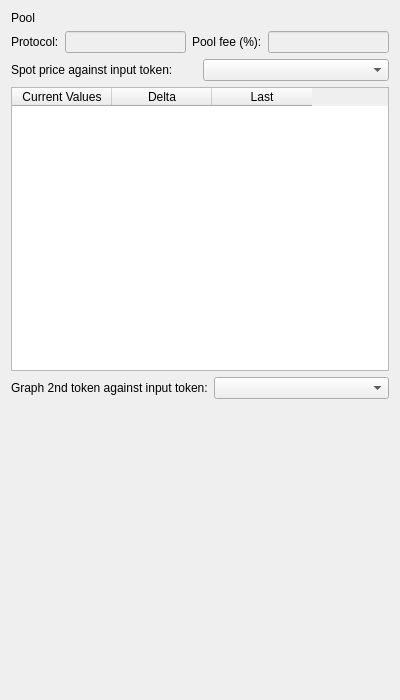
Above: PoolListWidgetItem.ui from LiquidityProtocol/AMM-Simulator before the change. Below: the same form after it.
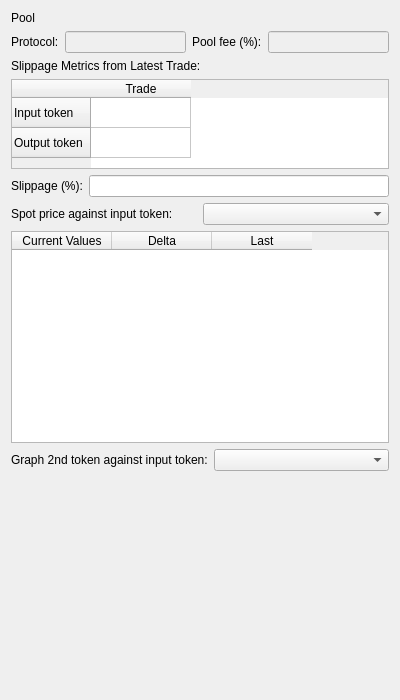
That is the form after the change. Custom widgets are drawn as their Qt base class.

Commit message:
displaying slippage
added slippage display

```diff
--- a/PoolListWidgetItem.ui
+++ b/PoolListWidgetItem.ui
@@ -69,6 +69,68 @@
      </item>
     </layout>
    </item>
+   <item>
+    <layout class="QVBoxLayout" name="verticalLayout_slippage">
+     <property name="bottomMargin">
+      <number>0</number>
+     </property>
+     <item>
+      <widget class="QLabel" name="label_slippage_title">
+       <property name="text">
+        <string>Slippage Metrics from Latest Trade:</string>
+       </property>
+      </widget>
+     </item>
+     <item>
+      <widget class="QTableWidget" name="tableWidget_slippage">
+       <property name="sizePolicy">
+        <sizepolicy hsizetype="Expanding" vsizetype="Fixed">
+         <horstretch>0</horstretch>
+         <verstretch>0</verstretch>
+        </sizepolicy>
+       </property>
+       <property name="maximumSize">
+        <size>
+         <width>16777215</width>
+         <height>90</height>
+        </size>
+       </property>
+       <row>
+        <property name="text">
+         <string>Input token</string>
+        </property>
+       </row>
+       <row>
+        <property name="text">
+         <string>Output token</string>
+        </property>
+       </row>
+       <column>
+        <property name="text">
+         <string>Trade</string>
+        </property>
+       </column>
+      </widget>
+     </item>
+     <item>
+      <layout class="QHBoxLayout" name="horizontalLayout_slippage">
+       <property name="bottomMargin">
+        <number>0</number>
+       </property>
+       <item>
+        <widget class="QLabel" name="label_slippage">
+         <property name="text">
+          <string>Slippage (%):</string>
+         </property>
+        </widget>
+       </item>
+       <item>
+        <widget class="QLineEdit" name="lineEdit_slippage"/>
+       </item>
+      </layout>
+     </item>
+    </layout>
+   </item>
    <item>
     <layout class="QHBoxLayout" name="horizontalLayout_spotPrice">
      <property name="topMargin">
```
The commit also changes 1 other file.
